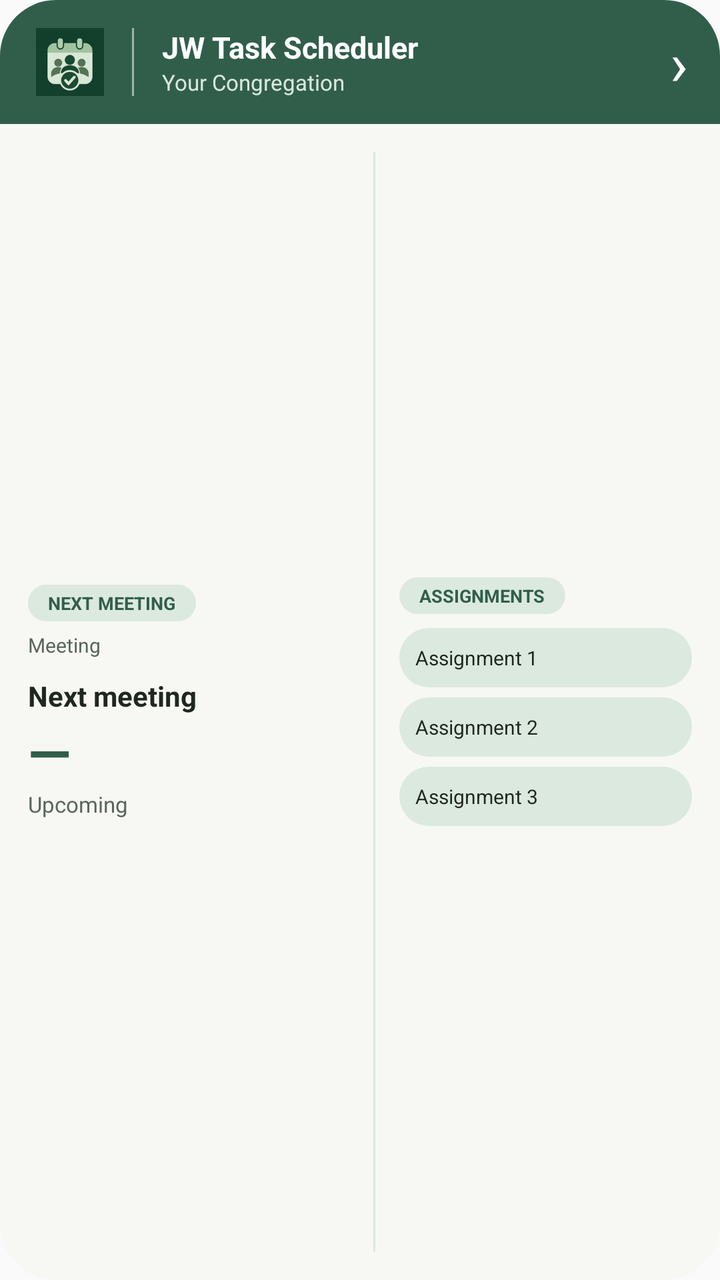
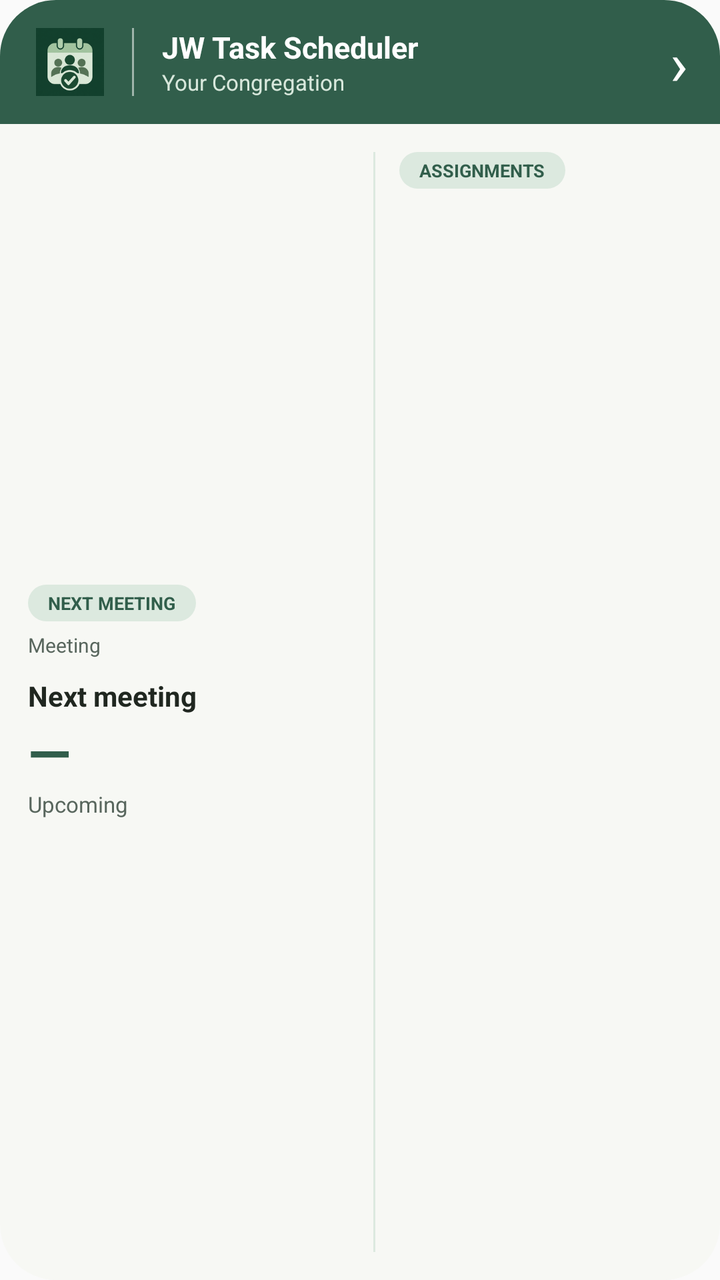

Before-and-after screenshots of an Android layout around one commit, followed by the original layout XML and the change that was made.
<!-- AndroidManifest.xml: application theme AppTheme -->
<!-- res/layout/widget_schedule_wide.xml -->
<LinearLayout xmlns:android="http://schemas.android.com/apk/res/android"
    android:id="@+id/widget_root" android:layout_width="match_parent" android:layout_height="match_parent"
    android:orientation="vertical" android:background="@drawable/widget_surface">
    <LinearLayout android:layout_width="match_parent" android:layout_height="62dp" android:orientation="horizontal"
        android:gravity="center_vertical" android:paddingStart="18dp" android:paddingEnd="16dp" android:background="@drawable/widget_header">
        <ImageView android:layout_width="34dp" android:layout_height="34dp" android:src="@mipmap/ic_launcher" android:contentDescription="JW Task Scheduler" />
        <TextView android:layout_width="1dp" android:layout_height="34dp" android:layout_marginStart="14dp" android:layout_marginEnd="14dp" android:background="#88FFFFFF" android:text="" />
        <LinearLayout android:layout_width="0dp" android:layout_height="wrap_content" android:layout_weight="1" android:orientation="vertical">
            <TextView android:id="@+id/widget_brand" android:layout_width="match_parent" android:layout_height="wrap_content" android:text="JW Task Scheduler" android:textColor="@color/widget_on_primary" android:textSize="15sp" android:textStyle="bold" android:fontFamily="sans-serif" />
            <TextView android:id="@+id/widget_congregation" android:layout_width="match_parent" android:layout_height="wrap_content" android:text="Your Congregation" android:textColor="#D8E8DC" android:textSize="11sp" android:singleLine="true" android:ellipsize="end" android:fontFamily="sans-serif" />
        </LinearLayout>
        <TextView android:layout_width="wrap_content" android:layout_height="wrap_content" android:text="›" android:textColor="@color/widget_on_primary" android:textSize="30sp" />
    </LinearLayout>
    <LinearLayout android:layout_width="match_parent" android:layout_height="0dp" android:layout_weight="1" android:orientation="horizontal" android:padding="14dp" android:gravity="center_vertical">
        <LinearLayout android:layout_width="0dp" android:layout_height="match_parent" android:layout_weight="1.1" android:orientation="vertical" android:gravity="center_vertical">
            <TextView android:layout_width="wrap_content" android:layout_height="wrap_content" android:background="@drawable/widget_chip" android:paddingStart="10dp" android:paddingEnd="10dp" android:paddingTop="3dp" android:paddingBottom="3dp" android:text="NEXT MEETING" android:textColor="@color/widget_primary" android:textSize="9sp" android:textStyle="bold" android:fontFamily="sans-serif" />
            <TextView android:id="@+id/widget_meeting_title" android:layout_width="match_parent" android:layout_height="wrap_content" android:layout_marginTop="5dp" android:text="Meeting" android:textColor="@color/widget_secondary" android:textSize="10sp" android:singleLine="true" android:ellipsize="end" android:fontFamily="sans-serif" />
            <TextView android:id="@+id/widget_date" android:layout_width="match_parent" android:layout_height="wrap_content" android:layout_marginTop="9dp" android:text="Next meeting" android:textColor="@color/widget_on_surface" android:textSize="14sp" android:textStyle="bold" android:singleLine="true" android:ellipsize="end" android:fontFamily="sans-serif" />
            <TextView android:id="@+id/widget_time" android:layout_width="wrap_content" android:layout_height="wrap_content" android:text="—" android:textColor="@color/widget_primary" android:textSize="28sp" android:textStyle="bold" android:fontFamily="sans-serif" />
            <TextView android:id="@+id/widget_countdown" android:layout_width="wrap_content" android:layout_height="wrap_content" android:text="Upcoming" android:textColor="@color/widget_secondary" android:textSize="11sp" android:fontFamily="sans-serif" />
        </LinearLayout>
        <TextView android:layout_width="1dp" android:layout_height="match_parent" android:layout_marginStart="12dp" android:layout_marginEnd="12dp" android:background="@color/widget_container" android:text="" />
        <LinearLayout android:id="@+id/widget_assignments" android:layout_width="0dp" android:layout_height="match_parent" android:layout_weight="1" android:orientation="vertical" android:gravity="center_vertical">
            <TextView android:layout_width="wrap_content" android:layout_height="wrap_content" android:background="@drawable/widget_chip" android:paddingStart="10dp" android:paddingEnd="10dp" android:paddingTop="3dp" android:paddingBottom="3dp" android:text="ASSIGNMENTS" android:textColor="@color/widget_primary" android:textSize="9sp" android:textStyle="bold" android:fontFamily="sans-serif" />
            <TextView android:id="@+id/widget_assignment_1" android:layout_width="match_parent" android:layout_height="wrap_content" android:layout_marginTop="7dp" android:background="@drawable/widget_chip" android:padding="8dp" android:text="Assignment 1" android:textColor="@color/widget_on_surface" android:textSize="10sp" android:singleLine="true" android:ellipsize="end" android:fontFamily="sans-serif" />
            <TextView android:id="@+id/widget_assignment_2" android:layout_width="match_parent" android:layout_height="wrap_content" android:layout_marginTop="5dp" android:background="@drawable/widget_chip" android:padding="8dp" android:text="Assignment 2" android:textColor="@color/widget_on_surface" android:textSize="10sp" android:singleLine="true" android:ellipsize="end" android:fontFamily="sans-serif" />
            <TextView android:id="@+id/widget_assignment_3" android:layout_width="match_parent" android:layout_height="wrap_content" android:layout_marginTop="5dp" android:background="@drawable/widget_chip" android:padding="8dp" android:text="Assignment 3" android:textColor="@color/widget_on_surface" android:textSize="10sp" android:singleLine="true" android:ellipsize="end" android:fontFamily="sans-serif" />
        </LinearLayout>
    </LinearLayout>
</LinearLayout>
<!-- resources referenced by this layout -->
<resources>
  <color name="widget_container">#DCE9DF</color>
  <color name="widget_on_primary">#FFFFFF</color>
  <color name="widget_on_surface">#202720</color>
  <color name="widget_primary">#315E4B</color>
  <color name="widget_secondary">#58665D</color>
  <!-- drawable widget_chip (drawable) -->
  <shape xmlns:android="http://schemas.android.com/apk/res/android" android:shape="rectangle"><solid android:color="@color/widget_container"/><corners android:radius="20dp"/></shape>
  <!-- drawable widget_header (drawable) -->
  <shape xmlns:android="http://schemas.android.com/apk/res/android" android:shape="rectangle"><solid android:color="@color/widget_primary"/><corners android:topLeftRadius="28dp" android:topRightRadius="28dp"/></shape>
  <!-- drawable widget_surface (drawable) -->
  <shape xmlns:android="http://schemas.android.com/apk/res/android" android:shape="rectangle"><solid android:color="@color/widget_surface"/><corners android:radius="28dp"/></shape>
  <!-- mipmap ic_launcher: png bitmap (mipmap-hdpi, 6514 bytes) -->
  <style name="AppTheme" parent="Theme.AppCompat.DayNight.NoActionBar">
          <item name="colorPrimary">#5C745F</item>
          <item name="colorPrimaryDark">#183F2D</item>
          <item name="colorAccent">#5C745F</item>
          <item name="colorControlActivated">#5C745F</item>
          <item name="colorControlHighlight">#335C745F</item>
          <item name="android:colorAccent">#5C745F</item>
          <item name="android:colorControlActivated">#5C745F</item>
          <item name="android:colorControlHighlight">#335C745F</item>
      </style>
  <color name="widget_surface">#F7F8F4</color>
</resources>

<!-- the commit's change to res/layout/widget_schedule_wide.xml (unified diff, before → after) -->
@@ -20,11 +20,9 @@
             <TextView android:id="@+id/widget_countdown" android:layout_width="wrap_content" android:layout_height="wrap_content" android:text="Upcoming" android:textColor="@color/widget_secondary" android:textSize="11sp" android:fontFamily="sans-serif" />
         </LinearLayout>
         <TextView android:layout_width="1dp" android:layout_height="match_parent" android:layout_marginStart="12dp" android:layout_marginEnd="12dp" android:background="@color/widget_container" android:text="" />
-        <LinearLayout android:id="@+id/widget_assignments" android:layout_width="0dp" android:layout_height="match_parent" android:layout_weight="1" android:orientation="vertical" android:gravity="center_vertical">
+        <LinearLayout android:id="@+id/widget_assignments" android:layout_width="0dp" android:layout_height="match_parent" android:layout_weight="1" android:orientation="vertical">
             <TextView android:layout_width="wrap_content" android:layout_height="wrap_content" android:background="@drawable/widget_chip" android:paddingStart="10dp" android:paddingEnd="10dp" android:paddingTop="3dp" android:paddingBottom="3dp" android:text="ASSIGNMENTS" android:textColor="@color/widget_primary" android:textSize="9sp" android:textStyle="bold" android:fontFamily="sans-serif" />
-            <TextView android:id="@+id/widget_assignment_1" android:layout_width="match_parent" android:layout_height="wrap_content" android:layout_marginTop="7dp" android:background="@drawable/widget_chip" android:padding="8dp" android:text="Assignment 1" android:textColor="@color/widget_on_surface" android:textSize="10sp" android:singleLine="true" android:ellipsize="end" android:fontFamily="sans-serif" />
-            <TextView android:id="@+id/widget_assignment_2" android:layout_width="match_parent" android:layout_height="wrap_content" android:layout_marginTop="5dp" android:background="@drawable/widget_chip" android:padding="8dp" android:text="Assignment 2" android:textColor="@color/widget_on_surface" android:textSize="10sp" android:singleLine="true" android:ellipsize="end" android:fontFamily="sans-serif" />
-            <TextView android:id="@+id/widget_assignment_3" android:layout_width="match_parent" android:layout_height="wrap_content" android:layout_marginTop="5dp" android:background="@drawable/widget_chip" android:padding="8dp" android:text="Assignment 3" android:textColor="@color/widget_on_surface" android:textSize="10sp" android:singleLine="true" android:ellipsize="end" android:fontFamily="sans-serif" />
+            <ListView android:id="@+id/widget_assignment_list" android:layout_width="match_parent" android:layout_height="0dp" android:layout_weight="1" android:layout_marginTop="2dp" android:divider="@android:color/transparent" android:dividerHeight="2dp" android:cacheColorHint="@android:color/transparent" android:scrollbars="none" />
         </LinearLayout>
     </LinearLayout>
 </LinearLayout>
